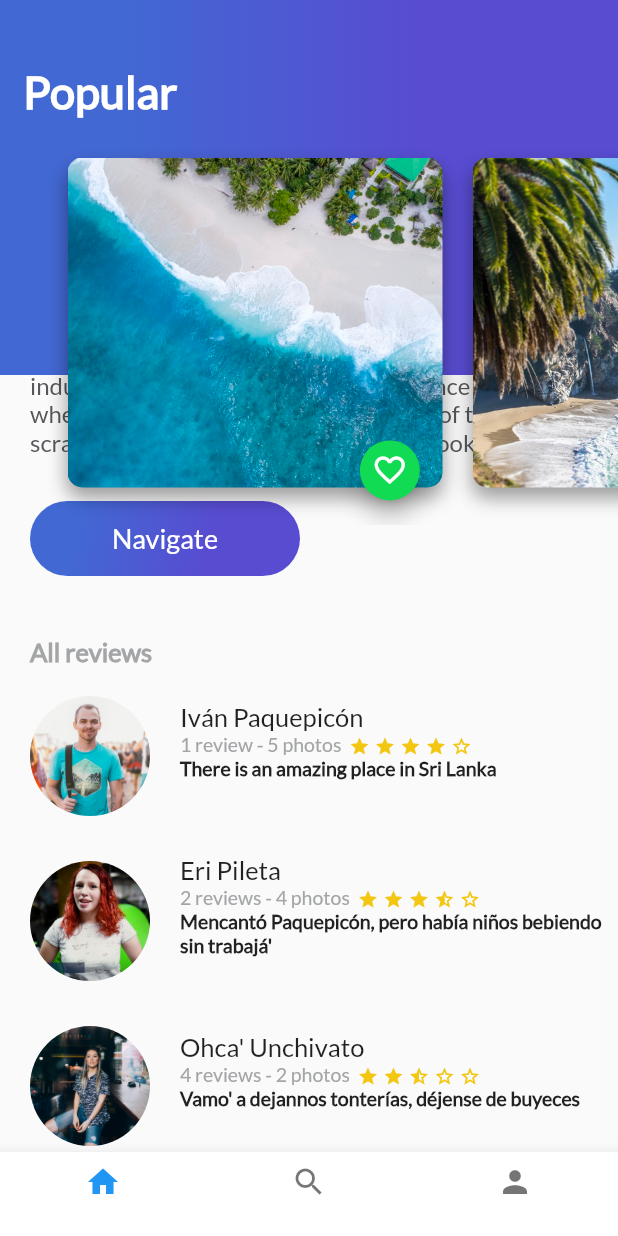
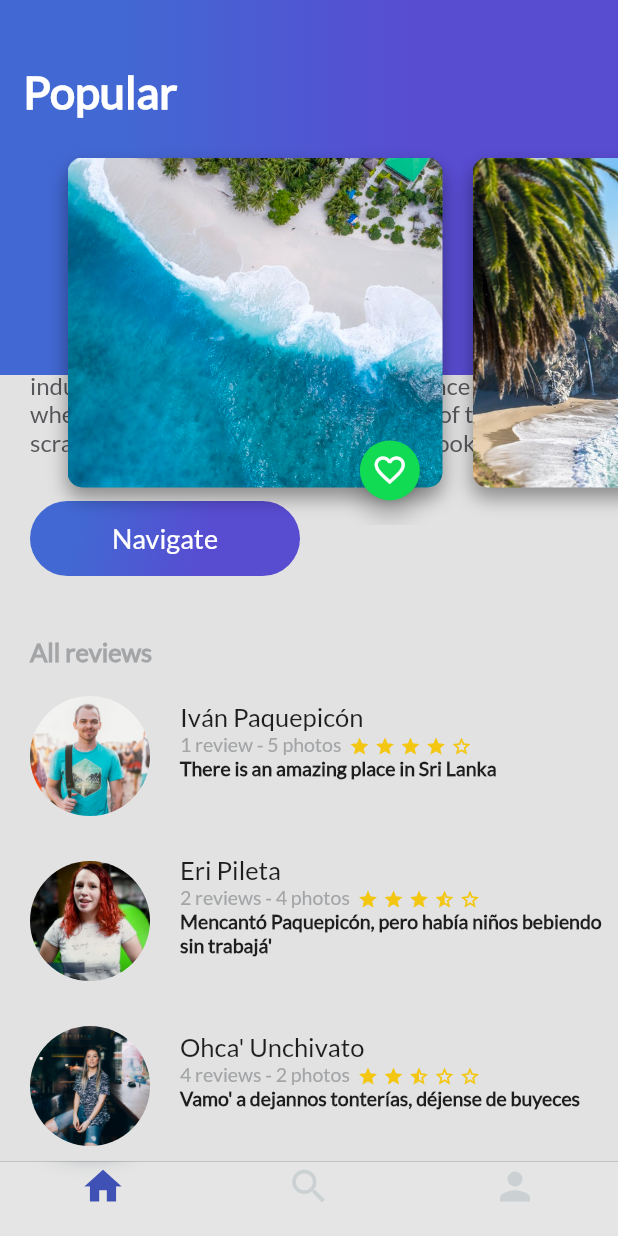
Before and after one commit to juaruiura/Platzi-trips-app, a Flutter app: the screen it shows after launch, scrolled down 166 dp, on a phone screen of 412 x 824 dp. Run offline on Flutter 3.47's test engine with Material 2 defaults, Android fonts, the phone set to English and light mode, and no system bars.

Commit message:
cupertino appbar

```diff
--- a/lib/main.dart
+++ b/lib/main.dart
@@ -1,5 +1,6 @@
 import 'package:flutter/material.dart';
 import 'package:platzi_trips_app/platzi_trips.dart';
+import 'package:platzi_trips_app/platzi_trips_cupertino.dart';
 
 void main() => runApp(MyApp());
 
@@ -13,7 +14,7 @@ class MyApp extends StatelessWidget {
         primarySwatch: Colors.blue,
         visualDensity: VisualDensity.adaptivePlatformDensity,
       ),
-      home: PlatziTrips(),
+      home: PlatziTripsCuppertino(),
     );
   }
 }
--- /dev/null
+++ b/lib/platzi_trips_cupertino.dart
@@ -0,0 +1,54 @@
+import 'package:flutter/material.dart';
+import 'package:flutter/cupertino.dart';
+import 'package:platzi_trips_app/home_trips.dart';
+import 'package:platzi_trips_app/profile_trips.dart';
+import 'package:platzi_trips_app/search_trips.dart';
+
+class PlatziTripsCuppertino extends StatelessWidget {
+  @override
+  Widget build(BuildContext context) {
+   return Scaffold(
+      bottomNavigationBar: CupertinoTabScaffold(
+        tabBar: CupertinoTabBar(
+          backgroundColor: Colors.white10,
+          items: [
+            BottomNavigationBarItem(
+              icon: Icon(Icons.home, color: Colors.blueGrey.withAlpha(50)),
+              activeIcon: Icon(Icons.home, color: Colors.indigo),
+              label: "",
+            ),
+            BottomNavigationBarItem(
+              icon: Icon(Icons.search, color: Colors.blueGrey.withAlpha(50)),
+              activeIcon: Icon(Icons.search, color: Colors.indigo),
+              label: "",
+            ),
+            BottomNavigationBarItem(
+              icon: Icon(Icons.person, color: Colors.blueGrey.withAlpha(50)),
+              activeIcon: Icon(Icons.person, color: Colors.indigo),
+              label: "",
+            ),
+          ]
+        ),
+        tabBuilder: (BuildContext context, int index) {
+          switch (index) {
+            case 0:
+              return CupertinoTabView(
+                builder: (BuildContext context) => HomeTrips(),
+              );
+              break;
+            case 1:
+              return CupertinoTabView(
+                builder: (BuildContext context) => SearchTrips(),
+              );
+              break;
+            case 2:
+              return CupertinoTabView(
+                builder: (BuildContext context) => ProfileTrips(),
+              );
+              break;
+          }
+        },
+	    )
+   );
+  }
+}
```
